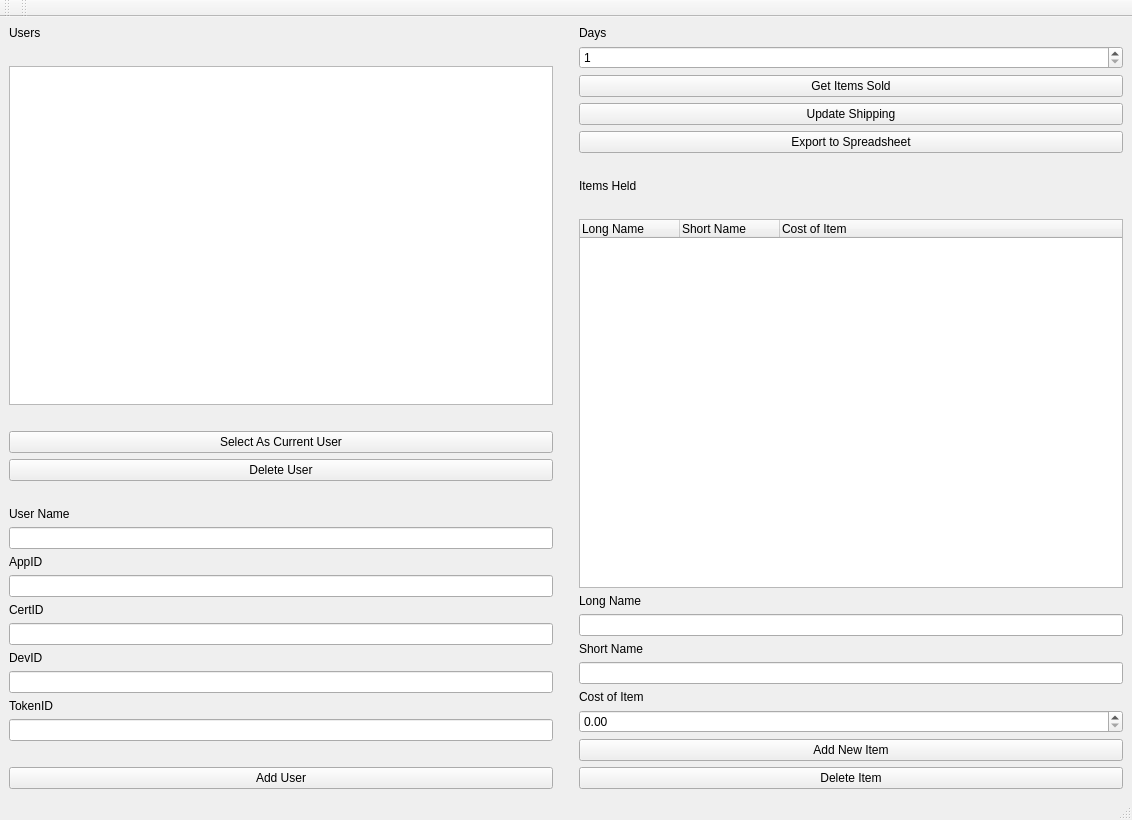
Before: the Qt Designer form design.ui in suhussai/ebayApp, drawn with Qt 5.
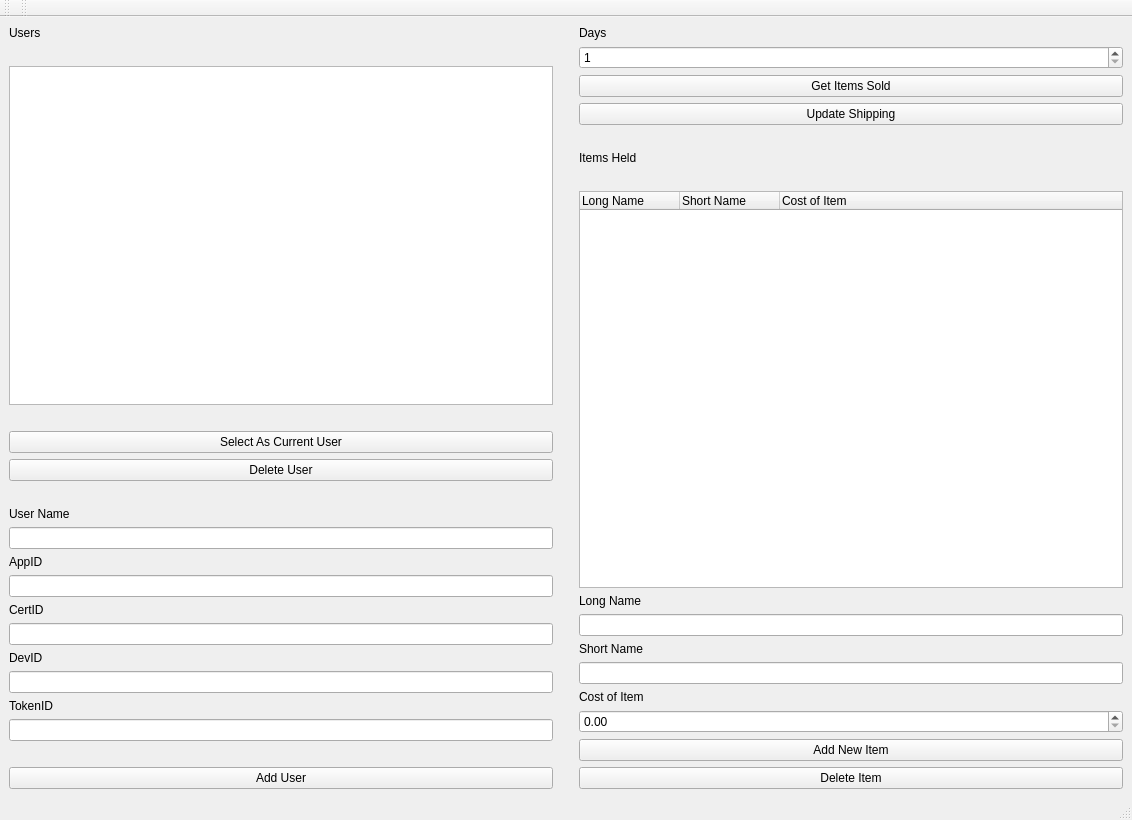
After: the same form once the commit is applied.

Commit message: remove export to spreadsheet button

Diff of the .ui file:
```diff
--- a/design.ui
+++ b/design.ui
@@ -219,13 +219,6 @@
         </property>
        </widget>
       </item>
-      <item>
-       <widget class="QPushButton" name="btnExportToSpreadsheet">
-        <property name="text">
-         <string>Export to Spreadsheet</string>
-        </property>
-       </widget>
-      </item>
       <item>
        <spacer name="horizontalSpacer_4">
         <property name="orientation">
```
The commit also changes 1 other file.
